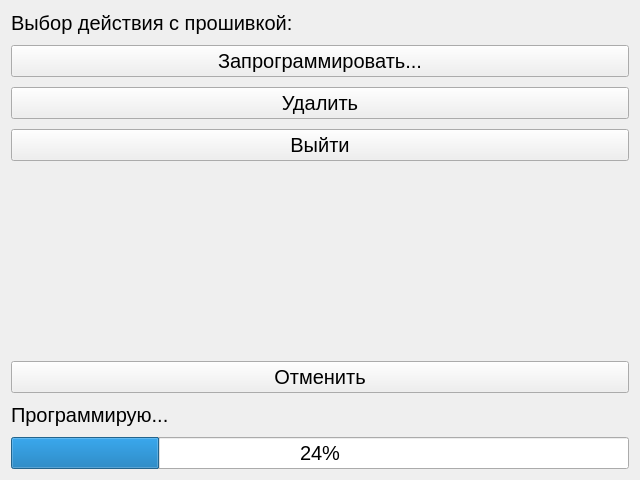
Old version of the form ctrl_form.ui in the repository LyzV/ksu_boot.
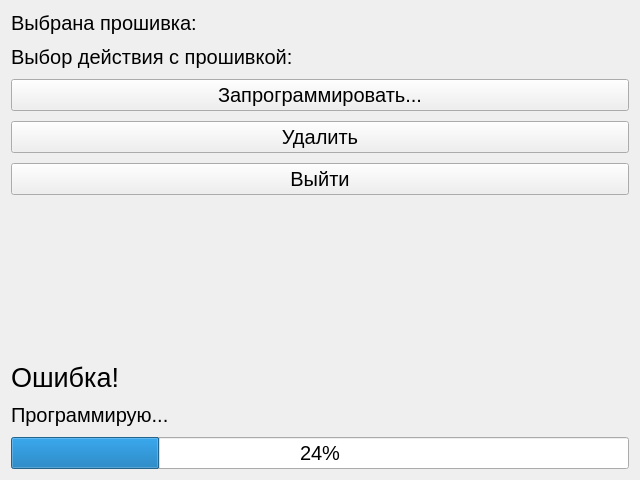
New version of the form.

Patch:
```diff
--- a/ctrl_form.ui
+++ b/ctrl_form.ui
@@ -25,6 +25,18 @@
    </property>
    <item>
     <layout class="QVBoxLayout" name="verticalLayout_2">
+     <item>
+      <widget class="QLabel" name="fileLabel">
+       <property name="font">
+        <font>
+         <pointsize>15</pointsize>
+        </font>
+       </property>
+       <property name="text">
+        <string>Выбрана прошивка: </string>
+       </property>
+      </widget>
+     </item>
      <item>
       <widget class="QLabel" name="infoLabel">
        <property name="font">
@@ -91,14 +103,14 @@
    <item>
     <layout class="QVBoxLayout" name="verticalLayout_3">
      <item>
-      <widget class="QPushButton" name="cancelButton">
+      <widget class="QLabel" name="errorLabel">
        <property name="font">
         <font>
-         <pointsize>15</pointsize>
+         <pointsize>20</pointsize>
         </font>
        </property>
        <property name="text">
-        <string>Отменить</string>
+        <string>Ошибка!</string>
        </property>
       </widget>
      </item>
```
